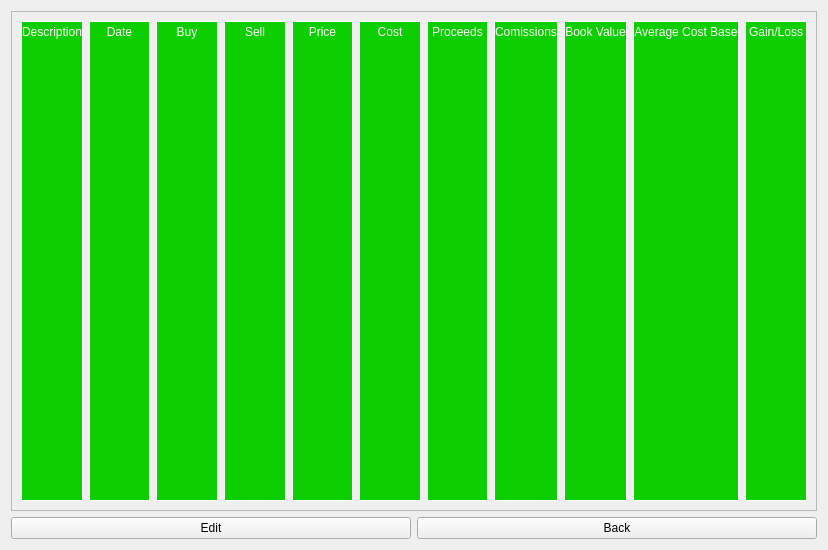
Above: GainLossCalculator/TransactionScreen/transactionscreen.ui from w-ge/Gain-Loss-Calculator before the change. Below: the same form after it.
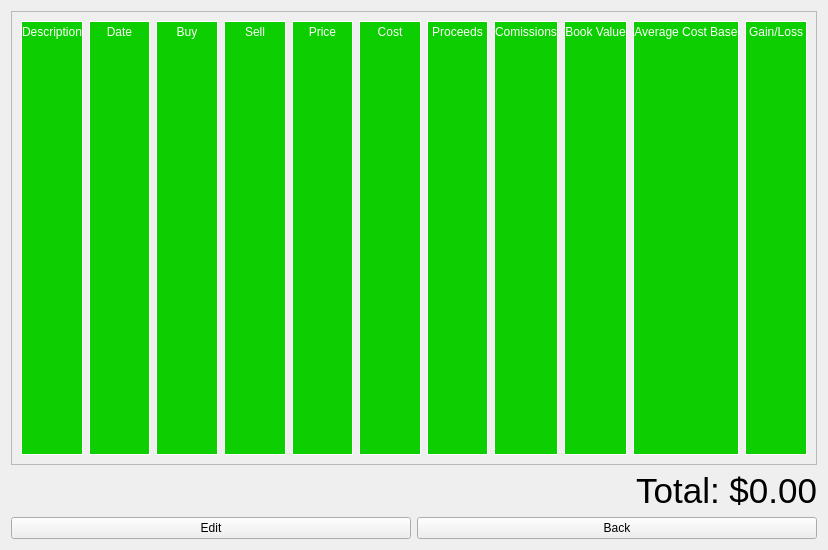
That is the form after the change.

Patch:
```diff
--- a/GainLossCalculator/TransactionScreen/transactionscreen.ui
+++ b/GainLossCalculator/TransactionScreen/transactionscreen.ui
@@ -25,7 +25,7 @@
         <x>0</x>
         <y>0</y>
         <width>808</width>
-        <height>499</height>
+        <height>451</height>
        </rect>
       </property>
       <layout class="QGridLayout" name="gridLayout">
@@ -271,6 +271,21 @@
      </widget>
     </widget>
    </item>
+   <item>
+    <widget class="QLabel" name="total">
+     <property name="font">
+      <font>
+       <pointsize>26</pointsize>
+      </font>
+     </property>
+     <property name="text">
+      <string>Total: $0.00</string>
+     </property>
+     <property name="alignment">
+      <set>Qt::AlignRight|Qt::AlignTrailing|Qt::AlignVCenter</set>
+     </property>
+    </widget>
+   </item>
    <item>
     <layout class="QHBoxLayout" name="horizontalLayout">
      <item>
```
